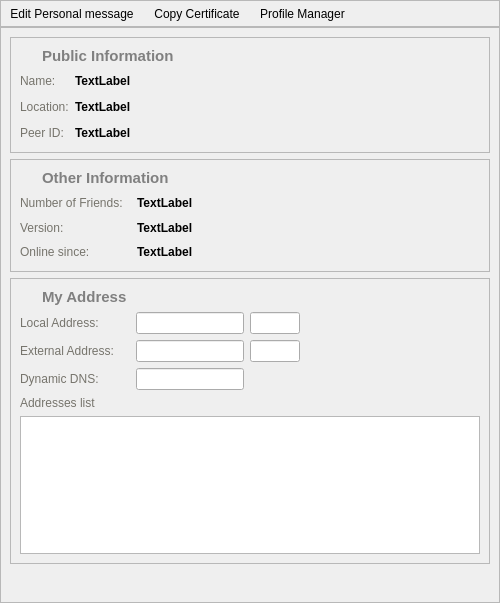
Qt form retroshare-gui/src/gui/profile/ProfileWidget.ui (RetroShare/RetroShare) before a commit.
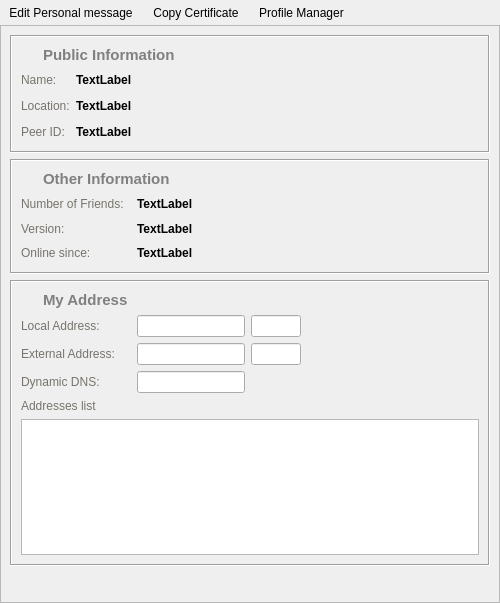
The same form after that commit. Icons and pictures are not drawn.

The edit to the form file:
```diff
--- a/retroshare-gui/src/gui/profile/ProfileWidget.ui
+++ b/retroshare-gui/src/gui/profile/ProfileWidget.ui
@@ -25,12 +25,6 @@
    </property>
    <item row="0" column="0">
     <widget class="QFrame" name="toolBarFrame">
-     <property name="frameShape">
-      <enum>QFrame::StyledPanel</enum>
-     </property>
-     <property name="frameShadow">
-      <enum>QFrame::Raised</enum>
-     </property>
      <layout class="QHBoxLayout" name="horizontalLayout">
       <property name="margin">
        <number>2</number>
@@ -122,14 +116,17 @@
         <x>0</x>
         <y>0</y>
         <width>498</width>
-        <height>567</height>
+        <height>569</height>
        </rect>
       </property>
       <layout class="QGridLayout" name="gridLayout_5">
        <item row="0" column="0">
         <widget class="QFrame" name="frame_1">
          <property name="frameShape">
-          <enum>QFrame::StyledPanel</enum>
+          <enum>QFrame::Box</enum>
+         </property>
+         <property name="frameShadow">
+          <enum>QFrame::Sunken</enum>
          </property>
          <layout class="QGridLayout" name="gridLayout_4">
           <item row="0" column="0" colspan="3">
@@ -416,7 +413,10 @@
        <item row="1" column="0">
         <widget class="QFrame" name="frame_2">
          <property name="frameShape">
-          <enum>QFrame::StyledPanel</enum>
+          <enum>QFrame::Box</enum>
+         </property>
+         <property name="frameShadow">
+          <enum>QFrame::Sunken</enum>
          </property>
          <layout class="QGridLayout" name="gridLayout_6">
           <item row="0" column="0" colspan="4">
@@ -706,7 +706,10 @@
        <item row="2" column="0">
         <widget class="QFrame" name="frame_3">
          <property name="frameShape">
-          <enum>QFrame::StyledPanel</enum>
+          <enum>QFrame::Box</enum>
+         </property>
+         <property name="frameShadow">
+          <enum>QFrame::Sunken</enum>
          </property>
          <layout class="QVBoxLayout" name="verticalLayout_2">
           <item>
```
